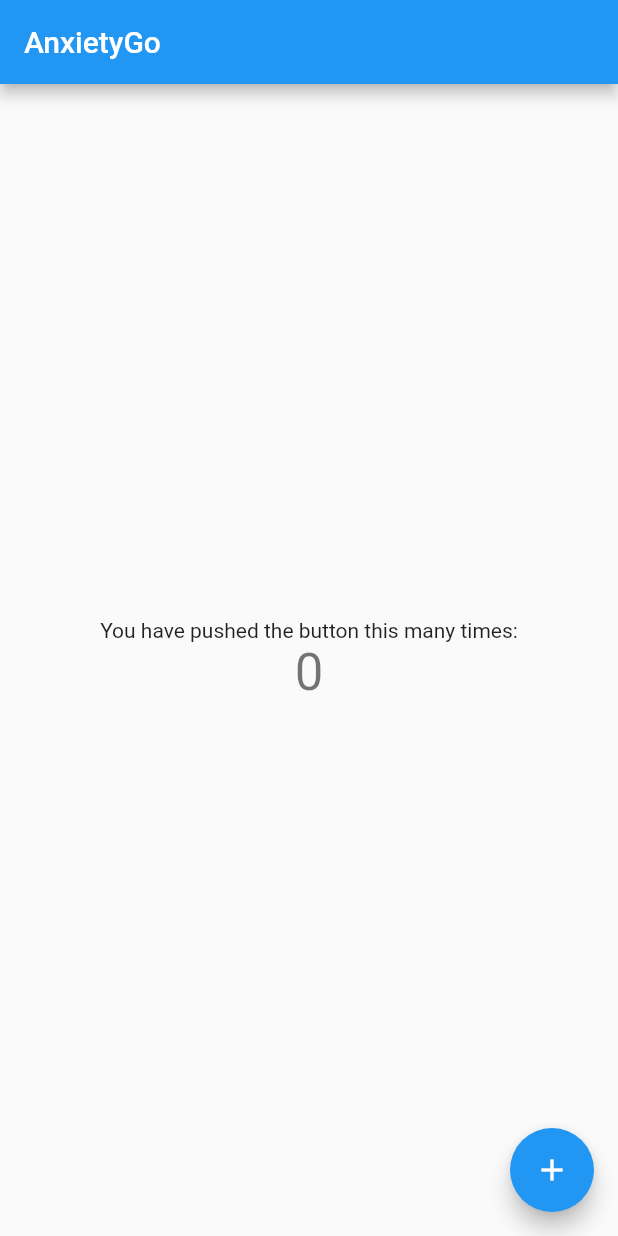
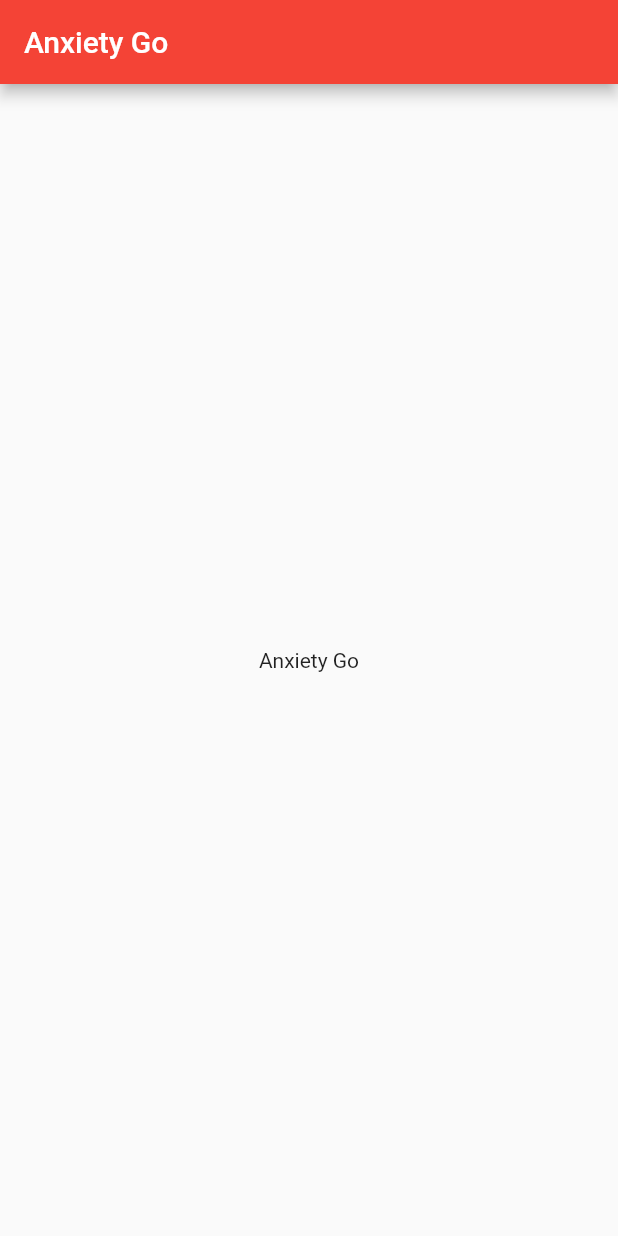
Before and after one commit to markhallak/AnxietyGo, a Flutter app: the screen it shows after launch, on a phone screen of 412 x 824 dp. Run offline on Flutter 3.47's test engine with Material 2 defaults, Android fonts, the phone set to English and light mode, and no system bars; our stand-ins replace carousel_slider.

Commit message:
Added home page

```diff
--- a/lib/pages/main.dart
+++ b/lib/main.dart
@@ -1,3 +1,4 @@
+import 'package:anxiety_go/pages/home_page.dart';
 import 'package:flutter/material.dart';
 
 void main() {
@@ -23,9 +24,9 @@ class MyApp extends StatelessWidget {
         // or simply save your changes to "hot reload" in a Flutter IDE).
         // Notice that the counter didn't reset back to zero; the application
         // is not restarted.
-        primarySwatch: Colors.blue,
+        primarySwatch: Colors.red,
       ),
-      home: const MyHomePage(title: 'AnxietyGo'),
+      home: const HomePage(),
     );
   }
 }
--- /dev/null
+++ b/lib/pages/home_page.dart
@@ -0,0 +1,23 @@
+import 'package:flutter/material.dart';
+
+class HomePage extends StatefulWidget {
+  const HomePage({Key? key}) : super(key: key);
+
+  @override
+  State<HomePage> createState() => _HomePageState();
+}
+
+class _HomePageState extends State<HomePage> {
+  @override
+  Widget build(BuildContext context) {
+    return Scaffold(
+      appBar: AppBar(
+        title: const Text('Anxiety Go'),
+        backgroundColor: Colors.red,
+      ),
+      body: const Center(
+        child: Text('Anxiety Go'),
+      ), // Before making any changes remember to
+    );
+  }
+}
```
Also changed, not shown: pubspec.lock.
